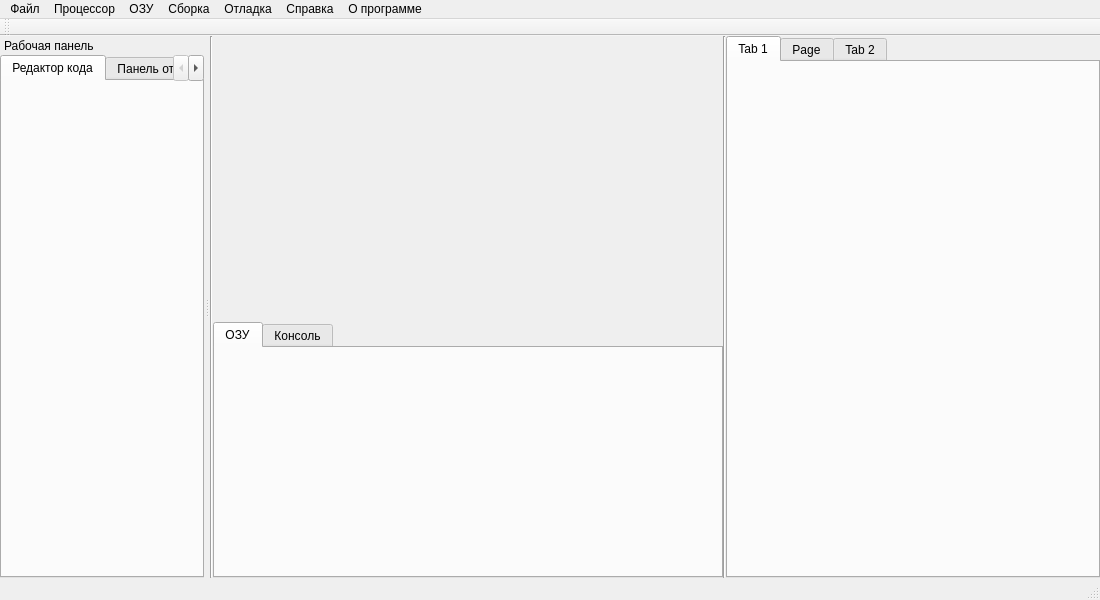
This is mainwindow.ui in Buvaluy/VirtualMachine as Qt 5 draws it before an edit. The edited form follows.
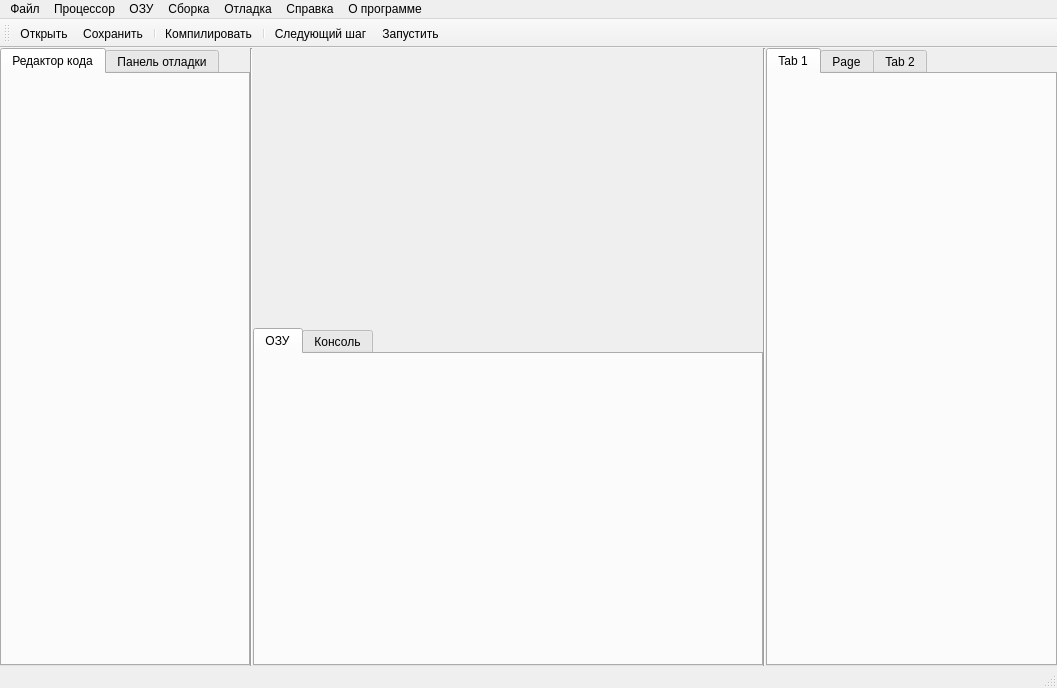
This is the edited form. Icons and pictures are not drawn.

Commit message: Added build. Exe icon and recourse file.

```diff
--- a/mainwindow.ui
+++ b/mainwindow.ui
@@ -6,13 +6,23 @@
    <rect>
     <x>0</x>
     <y>0</y>
-    <width>1100</width>
-    <height>600</height>
+    <width>1057</width>
+    <height>688</height>
    </rect>
   </property>
   <property name="windowTitle">
    <string>Виртуальная ЭВМ</string>
   </property>
+  <property name="windowIcon">
+   <iconset resource="res.qrc">
+    <normaloff>:/Icon.ico</normaloff>:/Icon.ico</iconset>
+  </property>
+  <property name="iconSize">
+   <size>
+    <width>36</width>
+    <height>36</height>
+   </size>
+  </property>
   <widget class="QWidget" name="centralWidget">
    <layout class="QHBoxLayout" name="horizontalLayout">
     <property name="spacing">
@@ -30,6 +40,83 @@
     <property name="bottomMargin">
      <number>0</number>
     </property>
+    <item>
+     <widget class="QTabWidget" name="tabWidget">
+      <property name="minimumSize">
+       <size>
+        <width>250</width>
+        <height>0</height>
+       </size>
+      </property>
+      <property name="maximumSize">
+       <size>
+        <width>250</width>
+        <height>16777215</height>
+       </size>
+      </property>
+      <property name="currentIndex">
+       <number>0</number>
+      </property>
+      <widget class="QWidget" name="tab_3">
+       <attribute name="title">
+        <string>Редактор кода</string>
+       </attribute>
+       <layout class="QVBoxLayout" name="verticalLayout_8">
+        <property name="spacing">
+         <number>0</number>
+        </property>
+        <property name="leftMargin">
+         <number>0</number>
+        </property>
+        <property name="topMargin">
+         <number>0</number>
+        </property>
+        <property name="rightMargin">
+         <number>0</number>
+        </property>
+        <property name="bottomMargin">
+         <number>0</number>
+        </property>
+        <item>
+         <layout class="QVBoxLayout" name="vltextEdit">
+          <property name="spacing">
+           <number>0</number>
+          </property>
+         </layout>
+        </item>
+       </layout>
+      </widget>
+      <widget class="QWidget" name="tab_4">
+       <attribute name="title">
+        <string>Панель отладки</string>
+       </attribute>
+       <layout class="QVBoxLayout" name="verticalLayout_10">
+        <property name="spacing">
+         <number>0</number>
+        </property>
+        <property name="leftMargin">
+         <number>0</number>
+        </property>
+        <property name="topMargin">
+         <number>0</number>
+        </property>
+        <property name="rightMargin">
+         <number>0</number>
+        </property>
+        <property name="bottomMargin">
+         <number>0</number>
+        </property>
+        <item>
+         <layout class="QVBoxLayout" name="vlDebug">
+          <property name="spacing">
+           <number>0</number>
+          </property>
+         </layout>
+        </item>
+       </layout>
+      </widget>
+     </widget>
+    </item>
     <item>
      <widget class="Line" name="line_2">
       <property name="orientation">
@@ -39,6 +126,9 @@
     </item>
     <item>
      <layout class="QVBoxLayout" name="verticalLayout_6">
+      <property name="spacing">
+       <number>0</number>
+      </property>
       <item>
        <widget class="QWidget" name="widget_2" native="true">
         <property name="minimumSize">
@@ -235,7 +325,7 @@
     <rect>
      <x>0</x>
      <y>0</y>
-     <width>1100</width>
+     <width>1057</width>
      <height>21</height>
     </rect>
    </property>
@@ -295,109 +385,15 @@
    <attribute name="toolBarBreak">
     <bool>false</bool>
    </attribute>
+   <addaction name="actionOpen"/>
+   <addaction name="actionSave"/>
+   <addaction name="separator"/>
+   <addaction name="actionCompiler"/>
+   <addaction name="separator"/>
+   <addaction name="actionNext"/>
+   <addaction name="actionRun"/>
   </widget>
   <widget class="QStatusBar" name="statusBar"/>
-  <widget class="QDockWidget" name="dockWidget">
-   <property name="floating">
-    <bool>false</bool>
-   </property>
-   <property name="features">
-    <set>QDockWidget::NoDockWidgetFeatures</set>
-   </property>
-   <property name="allowedAreas">
-    <set>Qt::LeftDockWidgetArea</set>
-   </property>
-   <property name="windowTitle">
-    <string notr="true">Рабочая панель</string>
-   </property>
-   <attribute name="dockWidgetArea">
-    <number>1</number>
-   </attribute>
-   <widget class="QWidget" name="dockWidgetContents">
-    <layout class="QVBoxLayout" name="verticalLayout">
-     <property name="spacing">
-      <number>0</number>
-     </property>
-     <property name="leftMargin">
-      <number>0</number>
-     </property>
-     <property name="topMargin">
-      <number>0</number>
-     </property>
-     <property name="rightMargin">
-      <number>0</number>
-     </property>
-     <property name="bottomMargin">
-      <number>0</number>
-     </property>
-     <item>
-      <widget class="QTabWidget" name="tabWidget">
-       <property name="currentIndex">
-        <number>0</number>
-       </property>
-       <widget class="QWidget" name="tab_3">
-        <attribute name="title">
-         <string>Редактор кода</string>
-        </attribute>
-        <layout class="QVBoxLayout" name="verticalLayout_8">
-         <property name="spacing">
-          <number>0</number>
-         </property>
-         <property name="leftMargin">
-          <number>0</number>
-         </property>
-         <property name="topMargin">
-          <number>0</number>
-         </property>
-         <property name="rightMargin">
-          <number>0</number>
-         </property>
-         <property name="bottomMargin">
-          <number>0</number>
-         </property>
-         <item>
-          <layout class="QVBoxLayout" name="vltextEdit">
-           <property name="spacing">
-            <number>0</number>
-           </property>
-          </layout>
-         </item>
-        </layout>
-       </widget>
-       <widget class="QWidget" name="tab_4">
-        <attribute name="title">
-         <string>Панель отладки</string>
-        </attribute>
-        <layout class="QVBoxLayout" name="verticalLayout_10">
-         <property name="spacing">
-          <number>0</number>
-         </property>
-         <property name="leftMargin">
-          <number>0</number>
-         </property>
-         <property name="topMargin">
-          <number>0</number>
-         </property>
-         <property name="rightMargin">
-          <number>0</number>
-         </property>
-         <property name="bottomMargin">
-          <number>0</number>
-         </property>
-         <item>
-          <layout class="QVBoxLayout" name="vlDebug">
-           <property name="spacing">
-            <number>0</number>
-           </property>
-          </layout>
-         </item>
-        </layout>
-       </widget>
-      </widget>
-     </item>
-    </layout>
-   </widget>
-  </widget>
   <action name="actionCompiler">
    <property name="text">
     <string>Компилировать </string>
```
Left out of the diff: 39 changed lines with no effect on the pictures. The commit also changes 9 other files.
